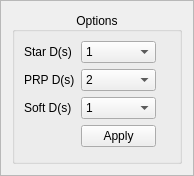
This is ui/optionsframe.ui in eshenhu/QtDemo as Qt 5 draws it before an edit. The edited form follows.
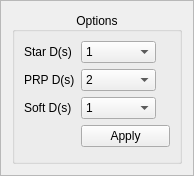
This is the edited form.

Patch:
```diff
--- a/ui/optionsframe.ui
+++ b/ui/optionsframe.ui
@@ -224,30 +224,17 @@
         </item>
        </widget>
       </item>
-      <item row="3" column="0">
-       <spacer name="horizontalSpacer">
-        <property name="orientation">
-         <enum>Qt::Horizontal</enum>
-        </property>
-        <property name="sizeHint" stdset="0">
-         <size>
-          <width>40</width>
-          <height>20</height>
-         </size>
-        </property>
-       </spacer>
-      </item>
       <item row="3" column="1">
        <widget class="QPushButton" name="apply_button">
-        <property name="minimumSize">
-         <size>
-          <width>75</width>
-          <height>0</height>
-         </size>
+        <property name="sizePolicy">
+         <sizepolicy hsizetype="Preferred" vsizetype="Fixed">
+          <horstretch>0</horstretch>
+          <verstretch>0</verstretch>
+         </sizepolicy>
         </property>
         <property name="maximumSize">
          <size>
-          <width>75</width>
+          <width>16777215</width>
           <height>16777215</height>
          </size>
         </property>
```
Left out of the diff: 6 changed lines with no effect on the pictures.
